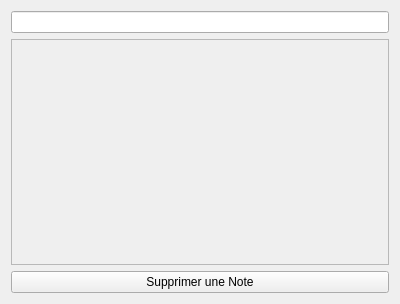
Above: ProjetPriseDeNote/documentwidget.ui from Simobain/MotDit before the change. Below: the same form after it.
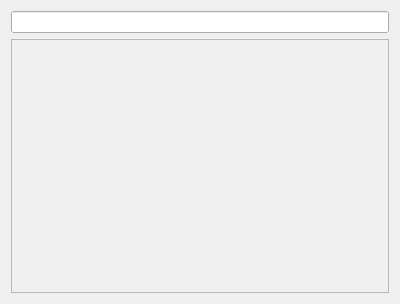
That is the form after the change.

Commit message: La liste s'affiche mais le document ne se met pas à jour quand on supprime une sous note… Il faut que je trouve pourquoi Il me reste encore à supprimer la sous-note dans le fichier du document.

```diff
--- a/ProjetPriseDeNote/documentwidget.ui
+++ b/ProjetPriseDeNote/documentwidget.ui
@@ -27,21 +27,14 @@
        <rect>
         <x>0</x>
         <y>0</y>
-        <width>380</width>
-        <height>229</height>
+        <width>374</width>
+        <height>247</height>
        </rect>
       </property>
       <layout class="QVBoxLayout" name="verticalLayout_2"/>
      </widget>
     </widget>
    </item>
-   <item>
-    <widget class="QPushButton" name="deleteNote">
-     <property name="text">
-      <string>Supprimer une Note</string>
-     </property>
-    </widget>
-   </item>
   </layout>
  </widget>
  <resources/>
```
The commit also changes 5 other files.
